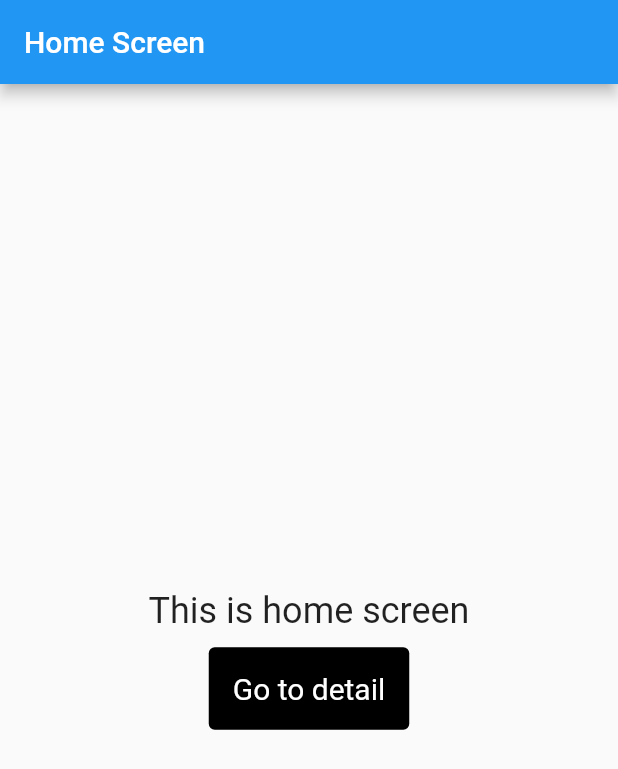
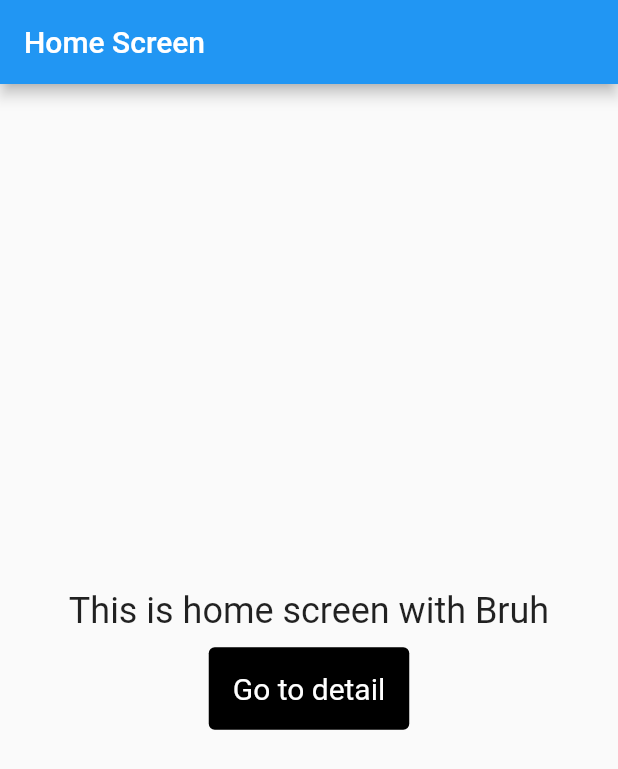
Before and after one commit to vanard/learn-flutter, a Flutter app: the screen it shows after launch, on a phone screen of 412 x 824 dp. Shown: the top 769 px of the screen. Run offline on Flutter 3.47's test engine with Material 2 defaults, Android fonts, the phone set to English and light mode, and no system bars; our stand-ins replace get.

Commit message:
try to inject dummy service

```diff
--- a/lib/main.dart
+++ b/lib/main.dart
@@ -1,7 +1,8 @@
 import 'package:flutter/material.dart';
+import 'package:flutter_learn_getx/pages/detail_screen.dart';
 import 'package:get/get.dart';
 
-import 'home_screen.dart';
+import 'pages/home_screen.dart';
 
 void main() {
   runApp(MyApp());
@@ -17,7 +18,11 @@ class MyApp extends StatelessWidget {
         primarySwatch: Colors.blue,
         visualDensity: VisualDensity.adaptivePlatformDensity,
       ),
-      home: HomeScreen(),
+      getPages: [
+        GetPage(name: '/home', page: ()=> HomeScreen()),
+        GetPage(name: '/detail', page: ()=> DetailScreen()),
+      ],
+      initialRoute: '/home',
     );
   }
 }
--- a/lib/home_screen.dart
+++ b/lib/pages/home_screen.dart
@@ -1,10 +1,13 @@
 import 'package:flutter/material.dart';
-import 'package:flutter_learn_getx/detail_screen.dart';
+import 'package:flutter_learn_getx/pages/detail_screen.dart';
+import 'package:flutter_learn_getx/service/dummy_service.dart';
 import 'package:get/get.dart';
 
 class HomeScreen extends StatelessWidget {
   @override
   Widget build(BuildContext context) {
+    final service = Get.put(ApiService());
+
     return Scaffold(
       appBar: AppBar(
         title: Text('Home Screen'),
@@ -15,7 +18,7 @@ class HomeScreen extends StatelessWidget {
           mainAxisAlignment: MainAxisAlignment.center,
           children: [
             Text(
-              'This is home screen',
+              'This is home screen with ${service.fetchFromApi()}',
               style: TextStyle(fontSize: 24.0),
             ),
             SizedBox(
@@ -23,7 +26,7 @@ class HomeScreen extends StatelessWidget {
             ),
             TextButton(
               onPressed: () {
-                Get.to(DetailScreen());
+                Get.toNamed('/detail');
               },
               child: Text('Go to detail'),
               style: TextButton.styleFrom(
--- /dev/null
+++ b/lib/service/dummy_service.dart
@@ -0,0 +1,7 @@
+class ApiService{
+  String fetchFromApi() {
+    return 'Bruh';
+  }
+
+  int value = 3;
+}
```
Also changed, not shown: lib/detail_screen.dart (deleted, +0 -22 lines), lib/pages/detail_screen.dart (added, +26 -0 lines).
